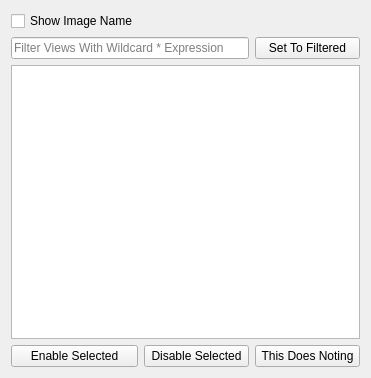
Old version of the form DML_Nuke/Nuke_GUI/Generic_Widgets/View_Selection.ui in the repository SGSMarkNA/DML_Tools.
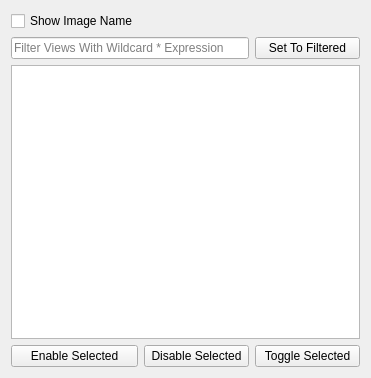
New version of the form. Custom widgets are drawn as their Qt base class.

Commit message: View Output label changed to Render Views added A toggled selected To Views Selection UI

Patch:
```diff
--- a/DML_Nuke/Nuke_GUI/Generic_Widgets/View_Selection.ui
+++ b/DML_Nuke/Nuke_GUI/Generic_Widgets/View_Selection.ui
@@ -50,7 +50,7 @@
    <item row="4" column="2">
     <widget class="QPushButton" name="BNT_This_Does_Nothing">
      <property name="text">
-      <string>This Does Noting</string>
+      <string>Toggle Selected</string>
      </property>
     </widget>
    </item>
```
Left out of the diff: 2 changed lines with no effect on the pictures. The commit also changes 3 other files.
